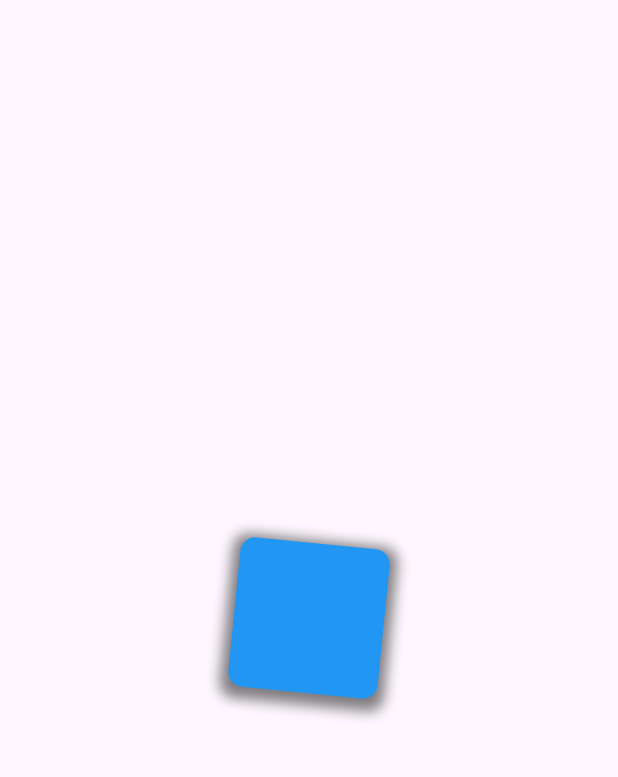
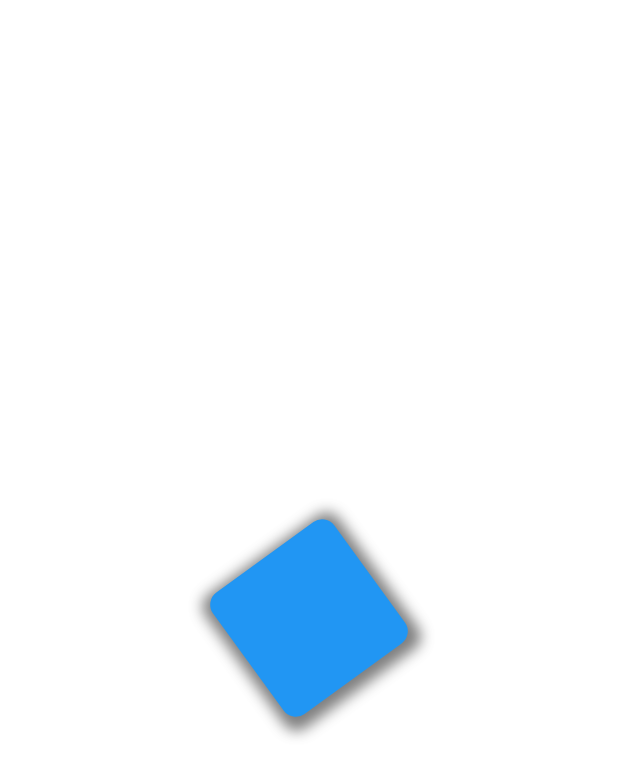
Before and after one commit to esam12/flutter_basic_animation_challenge_1, a Flutter app: the screen it shows after launch, on a phone screen of 412 x 824 dp. Shown: the top 777 px of the screen. Run offline on Flutter 3.47's test engine with Material 3 defaults, Android fonts, the light colour scheme and no system bars.

Commit message:
Refactor and enhance rotating animation in `HomePage`
- Added comments for better code understanding.
- Renamed variables for clarity (`_controller` to `_rotationController`, `_animation` to `_rotationAnimation`).
- Used `AnimatedBuilder` to efficiently rebuild the rotating widget.
- Configured the animation to rotate continuously from 0 to 360 degrees.
- Ensured proper disposal of the `AnimationController` to prevent memory leaks.
- Added a transparent scaffold background color for consistency.

```diff
--- a/lib/main.dart
+++ b/lib/main.dart
@@ -1,19 +1,19 @@
-import 'dart:math';
-
+import 'dart:math'; // For mathematical constants (e.g., pi)
 import 'package:flutter/material.dart';
 
 void main() {
   runApp(const MyApp());
 }
 
+/// The root widget of the application.
 class MyApp extends StatelessWidget {
   const MyApp({super.key});
 
   @override
   Widget build(BuildContext context) {
     return MaterialApp(
-      title: 'Flutter Demo',
       theme: ThemeData(
+        scaffoldBackgroundColor: Colors.transparent,
         colorScheme: ColorScheme.fromSeed(seedColor: Colors.deepPurple),
         useMaterial3: true,
       ),
@@ -22,6 +22,7 @@
   }
 }
 
+/// A StatefulWidget that hosts the rotating animation.
 class HomePage extends StatefulWidget {
   const HomePage({super.key});
 
@@ -29,35 +30,49 @@
   State<HomePage> createState() => _HomePageState();
 }
 
+/// The state class for [HomePage], managing the animation lifecycle.
 class _HomePageState extends State<HomePage>
     with SingleTickerProviderStateMixin {
-  late AnimationController _controller;
-  late Animation<double> _animation;
+  late final AnimationController _rotationController; // Controls animation timing
+  late final Animation<double> _rotationAnimation; // Defines rotation range
 
   @override
   void initState() {
     super.initState();
 
-    _controller = AnimationController(
+    // Initialize animation controller with a 2-second duration
+    _rotationController = AnimationController(
       duration: const Duration(seconds: 2),
-      vsync: this,
+      vsync: this, // Syncs animation with screen refresh rate
     );
-    _animation = Tween<double>(begin: 0, end: 2 * pi).animate(_controller);
+
+    // Configure rotation animation (0 to 360 degrees in radians)
+    _rotationAnimation = Tween<double>(begin: 0, end: 2 * pi).animate(
+      _rotationController,
+    );
+
+    // Start repeating the animation indefinitely
+    _rotationController.repeat();
   }
 
   @override
   void dispose() {
+    // Clean up the controller to prevent memory leaks
+    _rotationController.dispose();
     super.dispose();
-    _controller.dispose();
   }
 
   @override
   Widget build(BuildContext context) {
     return Scaffold(
       body: Center(
-        child: Transform(
-          alignment: Alignment.center,
-          transform: Matrix4.identity()..rotateZ(0.1),
+        child: AnimatedBuilder(
+          animation: _rotationController,
+          builder: (context, child) {
+            return Transform(
+              // Rotate around the Z-axis (perpendicular to the screen)
+              transform: Matrix4.identity()..rotateZ(_rotationAnimation.value),
+              alignment: Alignment.center, // Pivot point for rotation
               child: Container(
                 width: 100,
                 height: 100,
@@ -66,7 +81,7 @@
                   borderRadius: BorderRadius.circular(10),
                   boxShadow: [
                     BoxShadow(
-                  color: Colors.black.withValues(alpha: 0.5),
+                      color: Colors.black.withValues(alpha: 0.5), // Shadow styling
                       spreadRadius: 5,
                       blurRadius: 7,
                       offset: const Offset(0, 3),
@@ -74,6 +89,8 @@
                   ],
                 ),
               ),
+            );
+          },
         ),
       ),
     );
```
Lines whose indentation alone changed are shown as unchanged.
